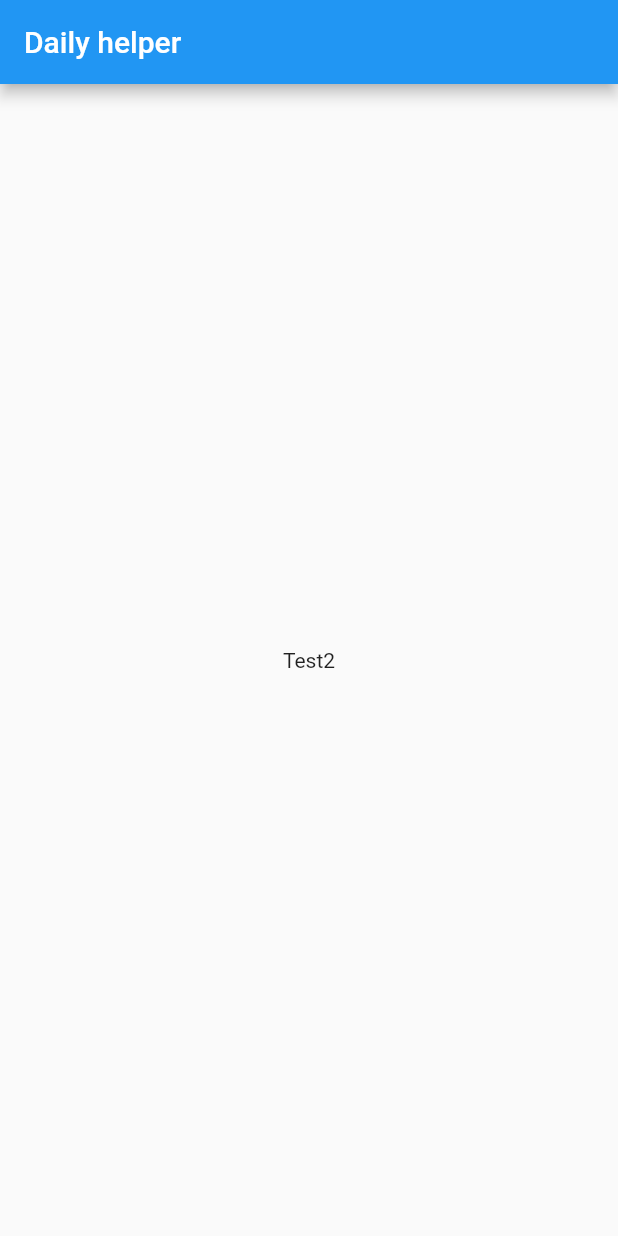
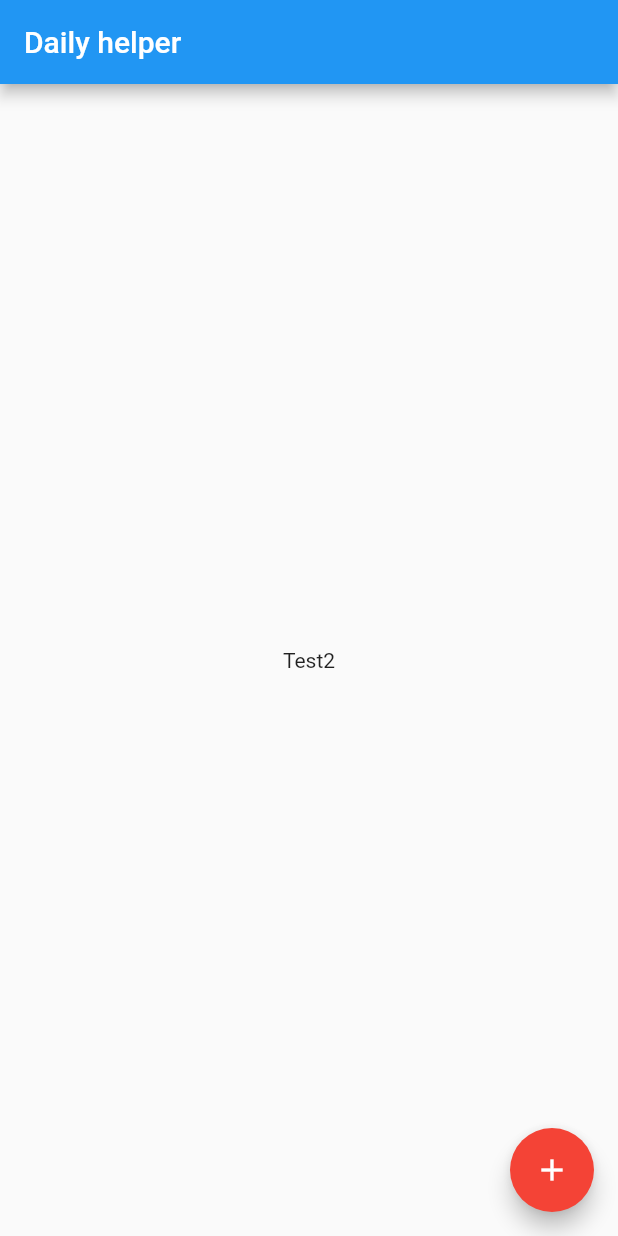
Before and after one commit to BartoszJab/TaskNote, a Flutter app: the screen it shows after launch, on a phone screen of 412 x 824 dp. Run offline on Flutter 3.47's test engine with Material 2 defaults, Android fonts, the phone set to English and light mode, and no system bars.

Commit message:
Added new screen for task creation as well as navigating between home screen and the new one

```diff
--- a/lib/main.dart
+++ b/lib/main.dart
@@ -8,9 +8,12 @@ class MyApp extends StatelessWidget {
 
   @override
   Widget build(BuildContext context) {
-    return const MaterialApp(
+    return MaterialApp(
+      theme: ThemeData(
+        accentColor: Colors.red
+      ),
       debugShowCheckedModeBanner: false,
-      home: Home(),
+      home: const Home(),
     );
   }
 }
--- a/lib/screens/home.dart
+++ b/lib/screens/home.dart
@@ -1,3 +1,4 @@
+import 'package:daily_helper/screens/create_task.dart';
 import 'package:flutter/material.dart';
 
 class Home extends StatelessWidget {
@@ -6,6 +7,17 @@ class Home extends StatelessWidget {
   @override
   Widget build(BuildContext context) {
     return Scaffold(
+      floatingActionButton: FloatingActionButton(
+        onPressed: () {
+          Navigator.push(
+            context,
+            MaterialPageRoute(
+              builder: (context) => const CreateTask(),
+            ),
+          );
+        },
+        child: const Icon(Icons.add),
+      ),
       appBar: AppBar(
         title: const Text('Daily helper'),
       ),
```
Also changed, not shown: lib/screens/create_task.dart (added, +25 -0 lines), 1 other file.
